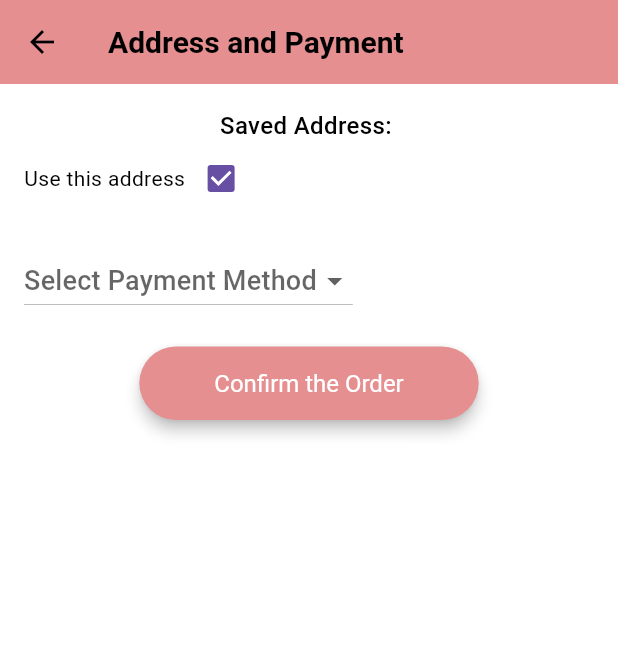
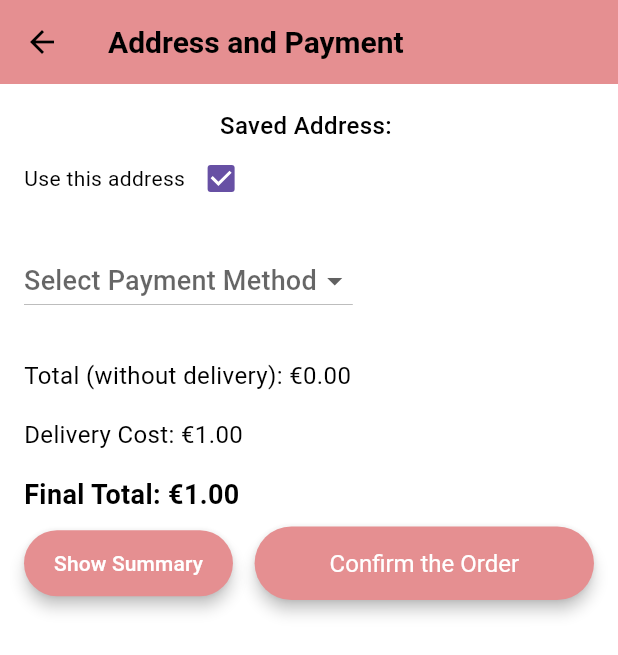
Before and after one commit to marcocastagna99/Marapp, a Flutter app: the AddressPaymentScreen screen opened directly with empty values, on a phone screen of 412 x 824 dp. Shown: the top 655 px of the screen. Run offline on Flutter 3.47's test engine with Material 3 defaults, Android fonts, the phone set to English and light mode, and no system bars; our stand-ins replace cloud_firestore, firebase_auth, firebase_core, firebase_messaging, flutter_local_notifications, flutter_signin_button and 7 more; accounts and stored records are empty; generated files the repository leaves out were written again.

Commit message:
orders implemented

```diff
--- a/lib/views/orders/address_payment.dart
+++ b/lib/views/orders/address_payment.dart
@@ -1,12 +1,24 @@
 import 'package:flutter/material.dart';
 import 'package:firebase_auth/firebase_auth.dart';
 import 'package:cloud_firestore/cloud_firestore.dart';
+import 'package:intl/intl.dart';  // Importa il pacchetto intl
 import '../profile/address_search.dart'; // Importa il delegate per la ricerca
+// Sostituisci con il percorso corretto
+import 'order_management.dart';
+import 'thank_you.dart';
+import '../products/cart.dart';
 
 class AddressPaymentScreen extends StatefulWidget {
   final DateTime selectedDate;
+  final List<Map<String, dynamic>> cartItems;
+  final GlobalKey<CartViewState> cartKey;
 
-  const AddressPaymentScreen({required this.selectedDate, Key? key}) : super(key: key);
+  const AddressPaymentScreen({
+    required this.selectedDate,
+    required this.cartItems,
+    required this.cartKey,
+    Key? key,
+  }) : super(key: key);
 
   @override
   _AddressPaymentScreenState createState() => _AddressPaymentScreenState();
@@ -17,6 +29,10 @@ class _AddressPaymentScreenState extends State<AddressPaymentScreen> {
   String? selectedPaymentMethod;
   String? existingAddress;
   bool isNewAddress = false;
+  bool showSummary = false;
+
+  DateTime get selectedDate => selectedDate;
+  List<Map<String, dynamic>> get cartItems => cartItems;
 
   @override
   void initState() {
@@ -42,36 +58,89 @@ class _AddressPaymentScreenState extends State<AddressPaymentScreen> {
   }
 
   // Funzione per salvare l'ordine
-  void _saveOrder() {
-    // Qui salverai il nuovo indirizzo (se inserito) e il metodo di pagamento
-    final order = {
-      'address': isNewAddress ? addressController.text : existingAddress,
-      'paymentMethod': selectedPaymentMethod,
-      'date': widget.selectedDate,
+  Future<void> _saveOrder() async {
+    final user = FirebaseAuth.instance.currentUser;
+
+    if (user == null) {
+      ScaffoldMessenger.of(context).showSnackBar(
+        SnackBar(content: Text('User not logged in!')),
+      );
+      return;
+    }
+
+    final orderDate = Timestamp.fromDate(DateTime.now());
+    final deliveryPreparationDate = Timestamp.fromDate(widget.selectedDate);
+
+    final List<Map<String, dynamic>> items = widget.cartItems.map((item) {
+      return {
+        'prodId': item['productId'], // Assicurati che ogni item abbia un campo 'id'
+        'quantity': item['quantity'],
+        'prepTime': item['prepTime'] ?? 0, // Usa un valore di default se prepTime non è presente
+      };
+    }).toList();
+
+    final orderData = {
+      'userId': user.uid,
+      'orderDate': orderDate,
+      'DeliveryPreparationDate': deliveryPreparationDate,
+      'items': items,
+      'status': 'paid', // Puoi cambiare lo stato in base al metodo di pagamento
+      'total': getTotalPrice(),
     };
 
-    // Logica per salvare l'ordine nel database
-    print("Order saved: $order");
+    try {
+      bool valid= await updateDailyLimit(selectedDate, cartItems);
+      if(valid){
+        await FirebaseFirestore.instance.collection('orders').add(orderData);
+
+
+        // SVUOTA IL CARRELLO DOPO L'INSERIMENTO DELL'ORDINE
+        widget.cartKey.currentState?._clearCart();
+
+        // NAVIGA ALLA SCHERMATA DI RINGRAZIAMENTO
+        Navigator.pushReplacement(
+          context,
+          MaterialPageRoute(builder: (context) => ThankYouScreen()),
+        );
+      }
+    } catch (e) {
+      ScaffoldMessenger.of(context).showSnackBar(
+        SnackBar(content: Text('Error saving order: $e')),
+      );
+    }
+  }
+
+
+  double getTotalPrice() {
+    double total = 0.0;
+    for (var item in widget.cartItems) {
+      total += item['price'] * item['quantity'];
+    }
+    total += 1.0;  // Aggiungi 1€ per la consegna
+    return total;
   }
 
   @override
   Widget build(BuildContext context) {
+    // Formatta la data senza l'ora
+    String formattedDate = DateFormat('yyyy-MM-dd').format(widget.selectedDate);
+
     return Scaffold(
       appBar: AppBar(
         title: Text("Address and Payment"),
         elevation: 0,
       ),
-      body: SingleChildScrollView( // Aggiunto per consentire lo scorrimento
+      body: SingleChildScrollView(
         child: Padding(
           padding: const EdgeInsets.all(16.0),
           child: Column(
-            mainAxisAlignment: MainAxisAlignment.center, // Centra il contenuto
+            mainAxisAlignment: MainAxisAlignment.center,
             crossAxisAlignment: CrossAxisAlignment.start,
             children: [
               // Mostra l'indirizzo esistente o consenti l'inserimento di uno nuovo
               existingAddress != null ?
               Padding(
-                padding: const EdgeInsets.only(bottom: 20.0), // Spaziatura tra gli elementi
+                padding: const EdgeInsets.only(bottom: 20.0),
                 child: Column(
                   children: [
                     Text('Saved Address: $existingAddress', style: TextStyle(fontSize: 16, fontWeight: FontWeight.w500)),
@@ -95,7 +164,7 @@ class _AddressPaymentScreenState extends State<AddressPaymentScreen> {
               // Se l'utente ha scelto un nuovo indirizzo, mostra la ricerca intelligente
               if (isNewAddress)
                 Padding(
-                  padding: const EdgeInsets.only(bottom: 20.0), // Spaziatura tra gli elementi
+                  padding: const EdgeInsets.only(bottom: 20.0),
                   child: ListTile(
                     title: TextField(
                       controller: addressController,
@@ -105,7 +174,6 @@ class _AddressPaymentScreenState extends State<AddressPaymentScreen> {
                       ),
                       keyboardType: TextInputType.streetAddress,
                       onTap: () async {
-                        // Mostra il delegate per la ricerca intelligente
                         final selectedAddress = await showSearch(
                           context: context,
                           delegate: AddressSearchDelegate(),
@@ -123,7 +191,7 @@ class _AddressPaymentScreenState extends State<AddressPaymentScreen> {
 
               // Selezione del metodo di pagamento
               Padding(
-                padding: const EdgeInsets.only(bottom: 20.0), // Spaziatura tra gli elementi
+                padding: const EdgeInsets.only(bottom: 20.0),
                 child: DropdownButton<String>(
                   value: selectedPaymentMethod,
                   hint: Text("Select Payment Method"),
@@ -142,9 +210,36 @@ class _AddressPaymentScreenState extends State<AddressPaymentScreen> {
                 ),
               ),
 
-              // Pulsante per salvare l'ordine
-              Center(
-                child: ElevatedButton(
+
+
+              // Totale e Data di Consegna
+              Padding(
+                padding: const EdgeInsets.symmetric(vertical: 8.0),
+                child: Text('Total (without delivery): €${(getTotalPrice() - 1.0).toStringAsFixed(2)}', style: TextStyle(fontSize: 16)),
+              ),
+              Padding(
+                padding: const EdgeInsets.symmetric(vertical: 8.0),
+                child: Text('Delivery Cost: €1.00', style: TextStyle(fontSize: 16)),
+              ),
+              Padding(
+                padding: const EdgeInsets.symmetric(vertical: 8.0),
+                child: Text('Final Total: €${getTotalPrice().toStringAsFixed(2)}', style: TextStyle(fontSize: 18, fontWeight: FontWeight.bold)),
+              ),
+
+              // Pulsante per il riepilogo
+              Row(
+                mainAxisAlignment: MainAxisAlignment.spaceBetween,
+                children: [
+                  ElevatedButton(
+                    onPressed: () {
+                      // Mostra o nasconde il riepilogo al clic del pulsante
+                      setState(() {
+                        showSummary = !showSummary;
+                      });
+                    },
+                    child: Text(showSummary ? 'Hide Summary' : 'Show Summary'),
+                  ),
+                  ElevatedButton(
                     onPressed: () {
                       if (selectedPaymentMethod != null && widget.selectedDate != null) {
                         _saveOrder();
@@ -163,6 +258,38 @@ class _AddressPaymentScreenState extends State<AddressPaymentScreen> {
                       textStyle: TextStyle(fontSize: 16),
                     ),
                   ),
+                ],
+              ),
+
+              // Mostra il riepilogo solo se showSummary è true
+              if (showSummary)
+                Padding(
+                  padding: const EdgeInsets.only(top: 20.0),
+                  child: AlertDialog(
+                    title: Text('Order Summary'),
+                    content: Column(
+                      crossAxisAlignment: CrossAxisAlignment.start,
+                      mainAxisSize: MainAxisSize.min,
+                      children: [
+                        Text('Delivery Date: $formattedDate'),
+                        ...widget.cartItems.map((item) {
+                          return Text('${item['name']} x${item['quantity']} - €${(item['price'] * item['quantity']).toStringAsFixed(2)}');
+                        }).toList(),
+                        Text('Delivery Cost: €1.00'),
+                        Text('Total: €${getTotalPrice().toStringAsFixed(2)}'),
+                      ],
+                    ),
+                    actions: [
+                      TextButton(
+                        onPressed: () {
+                          setState(() {
+                            showSummary = false;
+                          });
+                        },
+                        child: Text('Close'),
+                      ),
+                    ],
+                  ),
                 ),
             ],
           ),
--- a/lib/views/products/cart.dart
+++ b/lib/views/products/cart.dart
@@ -6,17 +6,18 @@ import 'package:marapp/views/orders/address_payment.dart';
 import '../orders/book_day.dart';
 
 class CartView extends StatefulWidget {
+  final GlobalKey<CartViewState> cartKey;
   final String userId;
   final List<Map<String, dynamic>> cartItems;
   final Function(String, int) updateCart;
 
   const CartView({
     super.key,
+    required this.cartKey,  // Aggiungi la cartKey qui
     required this.cartItems,
     required this.updateCart,
     required this.userId,
   });
-
   @override
   CartViewState createState() => CartViewState();
 }
@@ -141,7 +142,7 @@ class CartViewState extends State<CartView> {
         MaterialPageRoute(
           builder: (context) =>
               AddressPaymentScreen(
-                  selectedDate: selectedDate), // Passa la data selezionata se necessaria
+                  selectedDate: selectedDate, cartItems: cartItems, cartKey: widget.cartKey), // Passa la data selezionata se necessaria
         ),
       );
     }
--- a/pubspec.yaml
+++ b/pubspec.yaml
@@ -29,7 +29,9 @@ dependencies:
   geolocator: ^13.0.2
   flutter_typeahead: ^5.0.1
   flutter_keyboard_visibility: ^6.0.0
-
+  firebase_auth_web: ^5.8.12
+  js: any
+  intl: any
 
 
 
```
Also changed, not shown: lib/views/login_view.dart (+12 -21 lines), lib/views/orders/map_picker_dialog.dart (deleted, +0 -49 lines), lib/views/orders/thank_you.dart (added, +44 -0 lines), lib/views/registration_view.dart (+35 -44 lines). Lines whose indentation alone changed are shown as unchanged.
